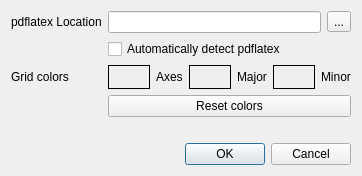
This is src/gui/preferencedialog.ui in tikzit/tikzit as Qt 5 draws it before an edit. The edited form follows.
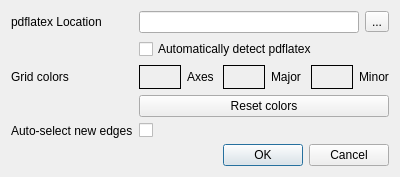
This is the edited form.

Commit message: fixed CTRL key bug and added option to auto-select new edges

What changed in the file:
```diff
--- a/src/gui/preferencedialog.ui
+++ b/src/gui/preferencedialog.ui
@@ -6,7 +6,7 @@
    <rect>
     <x>0</x>
     <y>0</y>
-    <width>345</width>
+    <width>400</width>
     <height>176</height>
    </rect>
   </property>
@@ -220,6 +220,20 @@
        </property>
       </widget>
      </item>
+     <item row="4" column="0">
+      <widget class="QLabel" name="label_2">
+       <property name="text">
+        <string>Auto-select new edges</string>
+       </property>
+      </widget>
+     </item>
+     <item row="4" column="1">
+      <widget class="QCheckBox" name="selectNewEdges">
+       <property name="text">
+        <string/>
+       </property>
+      </widget>
+     </item>
     </layout>
    </item>
    <item>
```
The commit also changes 5 other files.
